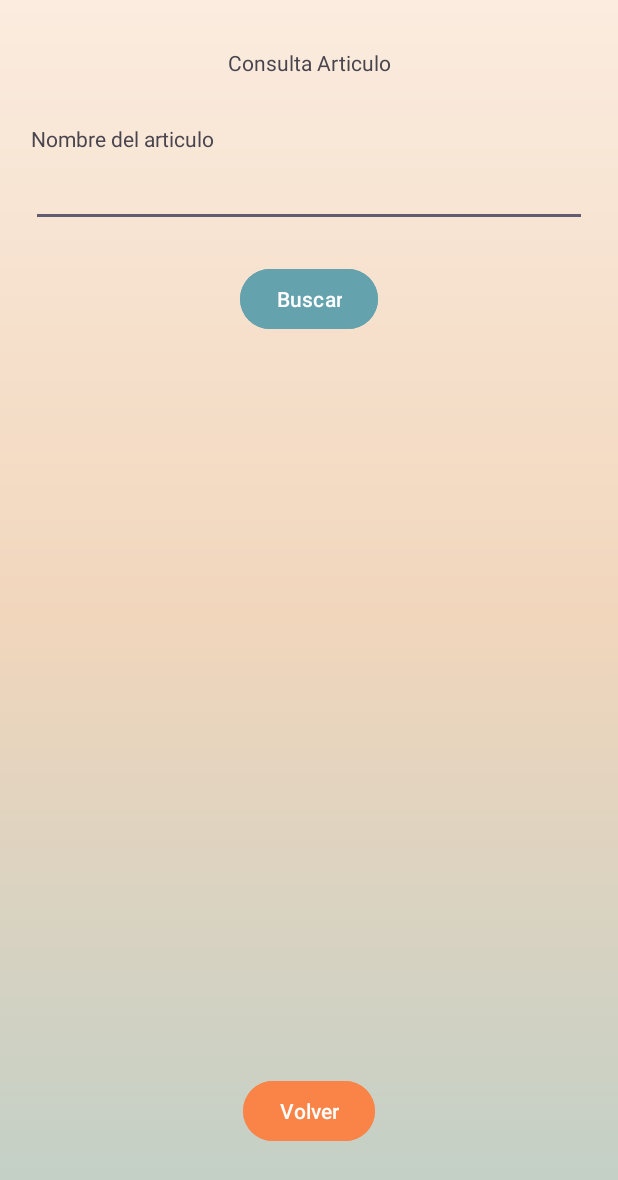
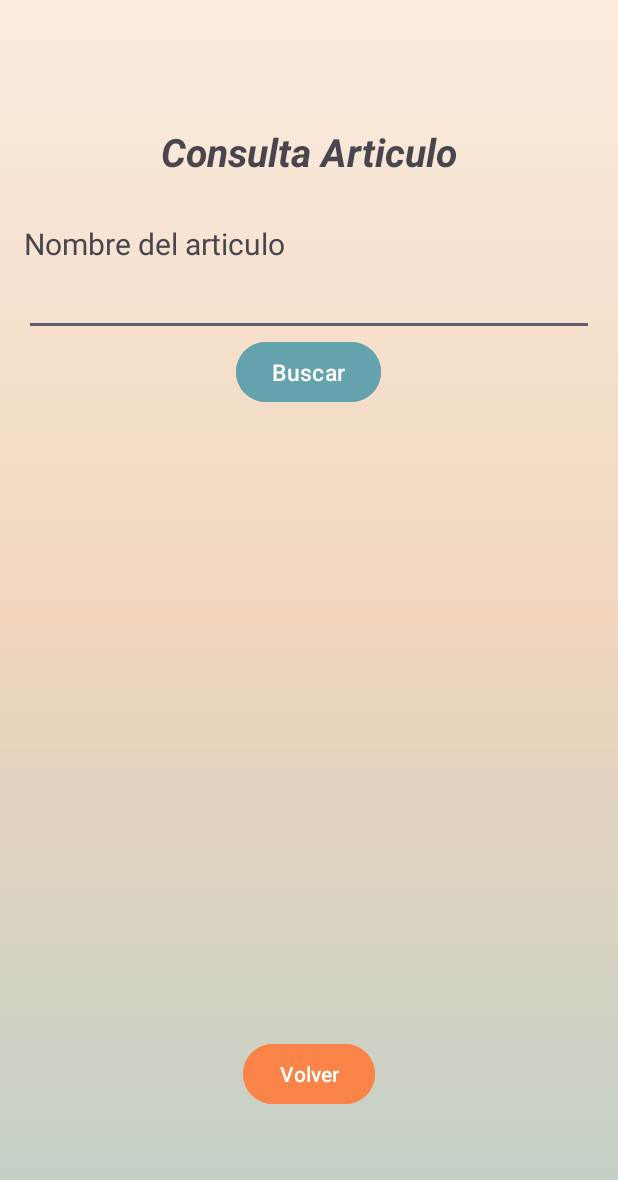
Before and after one commit to cathysulbaran/Proyecto_front_csb, an Android app: the EliminarModificar screen opened directly, with no data from a screen before it, on a phone screen of 412 x 824 dp. Shown: the top 1180 px of the screen. Run offline under Robolectric (Android 15) with nearby library versions, the phone set to English and light mode, and no system bars; our stand-ins replace Firebase (no records; nobody signed in at launch, a user with empty details on screens opened directly).

Commit message:
retoques layout eliminarModificar

```diff
--- a/app/src/main/res/layout/activity_eliminar_modificar.xml
+++ b/app/src/main/res/layout/activity_eliminar_modificar.xml
@@ -1,111 +1,83 @@
 <?xml version="1.0" encoding="utf-8"?>
-<androidx.constraintlayout.widget.ConstraintLayout xmlns:android="http://schemas.android.com/apk/res/android"
+<RelativeLayout xmlns:android="http://schemas.android.com/apk/res/android"
     xmlns:app="http://schemas.android.com/apk/res-auto"
     xmlns:tools="http://schemas.android.com/tools"
     android:layout_width="match_parent"
     android:layout_height="match_parent"
+    android:gravity="center"
+    android:padding="16dp"
     android:background="@drawable/fondo_degradado"
     tools:context=".EliminarModificar">
+
+    <TextView
+        android:id="@+id/textView19"
+        android:layout_width="wrap_content"
+        android:layout_height="wrap_content"
+        android:textSize="26dp"
+        android:textStyle="italic|bold"
+        android:text="Consulta Articulo"
+        android:layout_centerHorizontal="true"
+        />
+
+    <LinearLayout
+        android:id="@+id/linear01"
+        android:layout_marginTop="30dp"
+        android:layout_below="@id/textView19"
+        android:layout_width="match_parent"
+        android:layout_height="wrap_content"
+        android:orientation="vertical"
+        >
+
+    <TextView
+        android:id="@+id/textView20"
+        android:layout_width="match_parent"
+        android:layout_height="wrap_content"
+        android:textSize="20sp"
+        android:text="Nombre del articulo"
+        />
+    <EditText
+        android:id="@+id/edtNombreArticulo"
+        android:layout_width="match_parent"
+        android:layout_height="wrap_content"
+        android:ems="10"
+        android:textSize="20sp"
+        android:inputType="text"
+        />
+    <Button
+        android:id="@+id/btBuscar"
+        android:layout_width="wrap_content"
+        android:layout_height="wrap_content"
+        android:backgroundTint="@color/boton_oscuro"
+        android:text="Buscar"
+        android:textSize="15sp"
+        android:layout_gravity="center_horizontal"
+        />
+    </LinearLayout>
+
+    <LinearLayout
+        android:id="@+id/linear02"
+        android:layout_width="wrap_content"
+        android:layout_height="wrap_content"
+        android:layout_below="@id/linear01"
+        android:layout_marginTop="20dp"
+        android:orientation="vertical">
+
+        <androidx.recyclerview.widget.RecyclerView
+            android:id="@+id/recyclerView"
+            android:layout_width="370dp"
+            android:layout_height="400dp"
+            />
+
+    </LinearLayout>
 
     <Button
         android:id="@+id/btVolver"
         android:layout_width="wrap_content"
         android:layout_height="wrap_content"
         android:backgroundTint="@color/boton_naranja"
+        android:layout_below="@+id/linear02"
         android:text="Volver"
-        app:layout_constraintBottom_toBottomOf="parent"
-        app:layout_constraintEnd_toStartOf="@+id/guideline27"
-        app:layout_constraintHorizontal_bias="0.5"
-        app:layout_constraintStart_toStartOf="@+id/guideline26"
-        app:layout_constraintTop_toBottomOf="@+id/recyclerView"
-        app:layout_constraintVertical_bias="0.5" />
+        android:layout_centerHorizontal="true"
+        />
 
-    <Button
-        android:id="@+id/btBuscar"
-        android:layout_width="wrap_content"
-        android:layout_height="wrap_content"
-        android:backgroundTint="@color/boton_oscuro"
-        android:text="Buscar"
-        app:layout_constraintBottom_toTopOf="@+id/guideline25"
-        app:layout_constraintEnd_toStartOf="@+id/guideline27"
-        app:layout_constraintHorizontal_bias="0.5"
-        app:layout_constraintStart_toStartOf="@+id/guideline26"
-        app:layout_constraintTop_toBottomOf="@+id/edtNombreArticulo"
-        app:layout_constraintVertical_bias="0.5" />
-
-    <EditText
-        android:id="@+id/edtNombreArticulo"
-        android:layout_width="0dp"
-        android:layout_height="wrap_content"
-        android:ems="10"
-        android:inputType="text"
-        app:layout_constraintBottom_toTopOf="@+id/guideline25"
-        app:layout_constraintEnd_toStartOf="@+id/guideline27"
-        app:layout_constraintHorizontal_bias="0.0"
-        app:layout_constraintStart_toStartOf="@+id/guideline26"
-        app:layout_constraintTop_toBottomOf="@+id/textView20"
-        app:layout_constraintVertical_bias="0.0" />
-
-    <TextView
-        android:id="@+id/textView20"
-        android:layout_width="369dp"
-        android:layout_height="23dp"
-        android:text="Nombre del articulo"
-        app:layout_constraintBottom_toTopOf="@+id/guideline25"
-        app:layout_constraintEnd_toStartOf="@+id/guideline27"
-        app:layout_constraintHorizontal_bias="0.0"
-        app:layout_constraintStart_toStartOf="@+id/guideline26"
-        app:layout_constraintTop_toTopOf="@+id/guideline28"
-        app:layout_constraintVertical_bias="0.0" />
-
-    <TextView
-        android:id="@+id/textView19"
-        android:layout_width="wrap_content"
-        android:layout_height="wrap_content"
-        android:text="Consulta Articulo"
-        app:layout_constraintBottom_toTopOf="@+id/guideline28"
-        app:layout_constraintEnd_toStartOf="@+id/guideline27"
-        app:layout_constraintHorizontal_bias="0.5"
-        app:layout_constraintStart_toStartOf="@+id/guideline26"
-        app:layout_constraintTop_toTopOf="parent"
-        app:layout_constraintVertical_bias="0.5" />
-
-    <androidx.constraintlayout.widget.Guideline
-        android:id="@+id/guideline25"
-        android:layout_width="wrap_content"
-        android:layout_height="wrap_content"
-        android:orientation="horizontal"
-        app:layout_constraintGuide_percent="0.3" />
-
-    <androidx.constraintlayout.widget.Guideline
-        android:id="@+id/guideline26"
-        android:layout_width="wrap_content"
-        android:layout_height="wrap_content"
-        android:orientation="vertical"
-        app:layout_constraintGuide_percent="0.05" />
-
-    <androidx.constraintlayout.widget.Guideline
-        android:id="@+id/guideline27"
-        android:layout_width="wrap_content"
-        android:layout_height="wrap_content"
-        android:orientation="vertical"
-        app:layout_constraintGuide_percent="0.95" />
-
-    <androidx.constraintlayout.widget.Guideline
-        android:id="@+id/guideline28"
-        android:layout_width="wrap_content"
-        android:layout_height="wrap_content"
-        android:orientation="horizontal"
-        app:layout_constraintGuide_percent="0.1" />
-
-    <androidx.recyclerview.widget.RecyclerView
-        android:id="@+id/recyclerView"
-        android:layout_width="370dp"
-        android:layout_height="410dp"
-        app:layout_constraintBottom_toBottomOf="parent"
-        app:layout_constraintEnd_toStartOf="@+id/guideline27"
-        app:layout_constraintHorizontal_bias="0.0"
-        app:layout_constraintStart_toStartOf="@+id/guideline26"
-        app:layout_constraintTop_toTopOf="@+id/guideline25"
-        app:layout_constraintVertical_bias="0.0" />
-</androidx.constraintlayout.widget.ConstraintLayout>
+</RelativeLayout>
```
